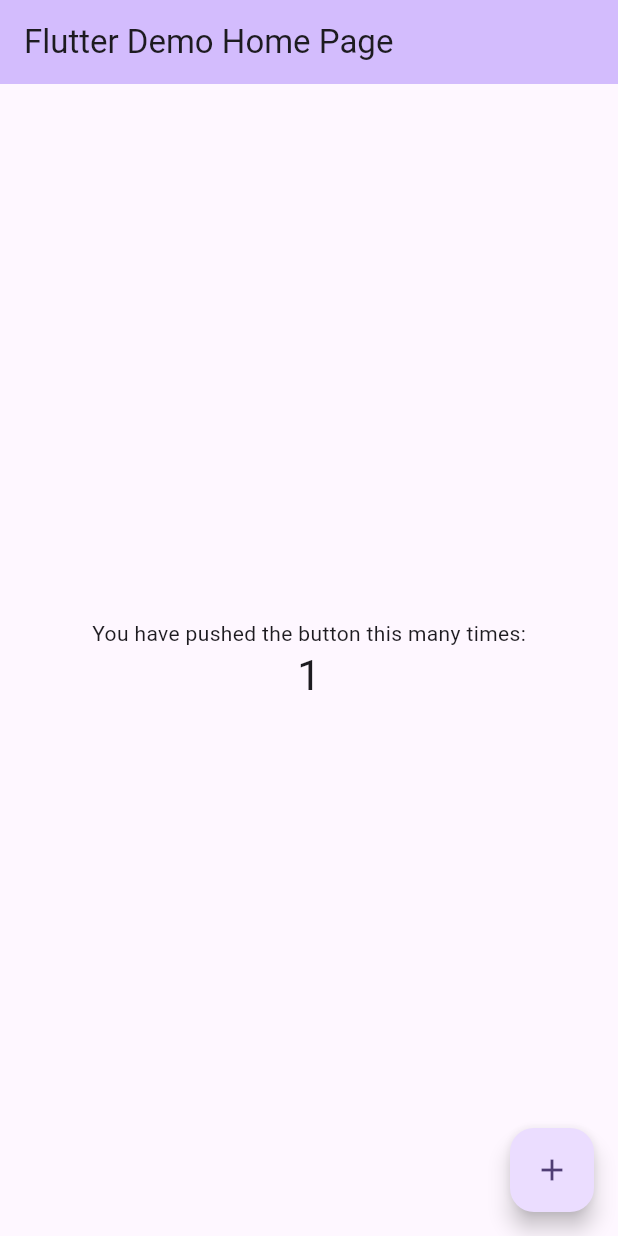
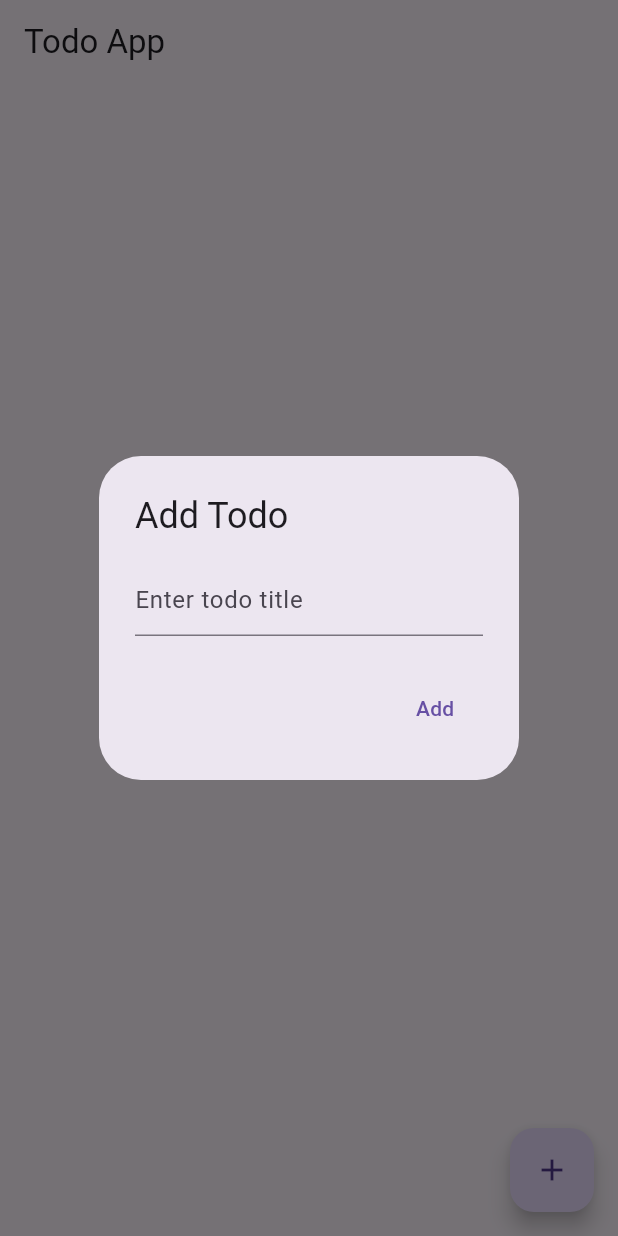
Before and after one commit to zakariem/Flutter-Local-Stoarge, a Flutter app: the screen it shows after launch, after a tap on the "add" icon, on a phone screen of 412 x 824 dp. Run offline on Flutter 3.47's test engine with Material 3 defaults, Android fonts, the phone set to English and light mode, and no system bars; our stand-ins replace flutter_secure_storage, hive, hive_flutter, shared_preferences, sqflite; accounts and stored records are empty.

Commit message:
Refactor main.dart and add Todo functionality
Updated main.dart to initialize Hive and set up the Todo app. Removed the default Flutter demo code and replaced it with a Todo app that includes adding, deleting, and toggling todo items. Added new files for the Todo model and screen.

```diff
--- a/hive_app/lib/main.dart
+++ b/hive_app/lib/main.dart
@@ -1,125 +1,30 @@
 import 'package:flutter/material.dart';
+import 'package:hive_flutter/hive_flutter.dart';
 
-void main() {
+import 'model/todo_model.dart';
+import 'screens/todo_screen.dart';
+
+void main() async {
+  WidgetsFlutterBinding.ensureInitialized();
+  await Hive.initFlutter();
+  Hive.registerAdapter(TodoAdapter());
+  await Hive.openBox<Todo>('todoBox');
+
   runApp(const MyApp());
 }
 
 class MyApp extends StatelessWidget {
   const MyApp({super.key});
 
-  // This widget is the root of your application.
   @override
   Widget build(BuildContext context) {
     return MaterialApp(
-      title: 'Flutter Demo',
+      debugShowCheckedModeBanner: false,
+      title: 'Todo App',
       theme: ThemeData(
-        // This is the theme of your application.
-        //
-        // TRY THIS: Try running your application with "flutter run". You'll see
-        // the application has a purple toolbar. Then, without quitting the app,
-        // try changing the seedColor in the colorScheme below to Colors.green
-        // and then invoke "hot reload" (save your changes or press the "hot
-        // reload" button in a Flutter-supported IDE, or press "r" if you used
-        // the command line to start the app).
-        //
-        // Notice that the counter didn't reset back to zero; the application
-        // state is not lost during the reload. To reset the state, use hot
-        // restart instead.
-        //
-        // This works for code too, not just values: Most code changes can be
-        // tested with just a hot reload.
-        colorScheme: ColorScheme.fromSeed(seedColor: Colors.deepPurple),
-        useMaterial3: true,
+        primarySwatch: Colors.blue,
       ),
-      home: const MyHomePage(title: 'Flutter Demo Home Page'),
+      home: const TodoScreen(),
     );
   }
 }
-
-class MyHomePage extends StatefulWidget {
-  const MyHomePage({super.key, required this.title});
-
-  // This widget is the home page of your application. It is stateful, meaning
-  // that it has a State object (defined below) that contains fields that affect
-  // how it looks.
-
-  // This class is the configuration for the state. It holds the values (in this
-  // case the title) provided by the parent (in this case the App widget) and
-  // used by the build method of the State. Fields in a Widget subclass are
-  // always marked "final".
-
-  final String title;
-
-  @override
-  State<MyHomePage> createState() => _MyHomePageState();
-}
-
-class _MyHomePageState extends State<MyHomePage> {
-  int _counter = 0;
-
-  void _incrementCounter() {
-    setState(() {
-      // This call to setState tells the Flutter framework that something has
-      // changed in this State, which causes it to rerun the build method below
-      // so that the display can reflect the updated values. If we changed
-      // _counter without calling setState(), then the build method would not be
-      // called again, and so nothing would appear to happen.
-      _counter++;
-    });
-  }
-
-  @override
-  Widget build(BuildContext context) {
-    // This method is rerun every time setState is called, for instance as done
-    // by the _incrementCounter method above.
-    //
-    // The Flutter framework has been optimized to make rerunning build methods
-    // fast, so that you can just rebuild anything that needs updating rather
-    // than having to individually change instances of widgets.
-    return Scaffold(
-      appBar: AppBar(
-        // TRY THIS: Try changing the color here to a specific color (to
-        // Colors.amber, perhaps?) and trigger a hot reload to see the AppBar
-        // change color while the other colors stay the same.
-        backgroundColor: Theme.of(context).colorScheme.inversePrimary,
-        // Here we take the value from the MyHomePage object that was created by
-        // the App.build method, and use it to set our appbar title.
-        title: Text(widget.title),
-      ),
-      body: Center(
-        // Center is a layout widget. It takes a single child and positions it
-        // in the middle of the parent.
-        child: Column(
-          // Column is also a layout widget. It takes a list of children and
-          // arranges them vertically. By default, it sizes itself to fit its
-          // children horizontally, and tries to be as tall as its parent.
-          //
-          // Column has various properties to control how it sizes itself and
-          // how it positions its children. Here we use mainAxisAlignment to
-          // center the children vertically; the main axis here is the vertical
-          // axis because Columns are vertical (the cross axis would be
-          // horizontal).
-          //
-          // TRY THIS: Invoke "debug painting" (choose the "Toggle Debug Paint"
-          // action in the IDE, or press "p" in the console), to see the
-          // wireframe for each widget.
-          mainAxisAlignment: MainAxisAlignment.center,
-          children: <Widget>[
-            const Text(
-              'You have pushed the button this many times:',
-            ),
-            Text(
-              '$_counter',
-              style: Theme.of(context).textTheme.headlineMedium,
-            ),
-          ],
-        ),
-      ),
-      floatingActionButton: FloatingActionButton(
-        onPressed: _incrementCounter,
-        tooltip: 'Increment',
-        child: const Icon(Icons.add),
-      ), // This trailing comma makes auto-formatting nicer for build methods.
-    );
-  }
-}
--- /dev/null
+++ b/hive_app/lib/model/todo_model.dart
@@ -0,0 +1,17 @@
+import 'package:hive/hive.dart';
+
+part 'todo_model.g.dart';
+
+@HiveType(typeId: 0)
+class Todo {
+  @HiveField(0)
+  String title;
+
+  @HiveField(1)
+  bool isDone;
+
+  Todo({
+    required this.title,
+    this.isDone = false,
+  });
+}
--- /dev/null
+++ b/hive_app/lib/screens/todo_screen.dart
@@ -0,0 +1,103 @@
+import 'package:flutter/material.dart';
+import 'package:hive_flutter/hive_flutter.dart';
+
+import '../model/todo_model.dart';
+
+class TodoScreen extends StatefulWidget {
+  const TodoScreen({super.key});
+
+  @override
+  TodoScreenState createState() => TodoScreenState();
+}
+
+class TodoScreenState extends State<TodoScreen> {
+  late Box<Todo> todoBox;
+
+  @override
+  void initState() {
+    super.initState();
+    todoBox = Hive.box<Todo>('todoBox');
+  }
+
+  void _addTodo() {
+    showDialog(
+      context: context,
+      builder: (context) {
+        String newTitle = '';
+        return AlertDialog(
+          title: const Text('Add Todo'),
+          content: TextField(
+            onChanged: (value) => newTitle = value,
+            decoration: const InputDecoration(hintText: 'Enter todo title'),
+          ),
+          actions: [
+            TextButton(
+              onPressed: () {
+                final newTodo = Todo(title: newTitle);
+                todoBox.add(newTodo);
+                Navigator.of(context).pop();
+              },
+              child: const Text('Add'),
+            ),
+          ],
+        );
+      },
+    );
+  }
+
+  void _deleteTodo(int index) {
+    todoBox.deleteAt(index);
+  }
+
+  void _toggleTodoStatus(int index) {
+    final todo = todoBox.getAt(index)!;
+    todoBox.putAt(
+        index,
+        Todo(
+          title: todo.title,
+          isDone: !todo.isDone,
+        ));
+  }
+
+  @override
+  Widget build(BuildContext context) {
+    return Scaffold(
+      appBar: AppBar(
+        title: const Text('Todo App'),
+      ),
+      body: ValueListenableBuilder(
+        valueListenable: todoBox.listenable(),
+        builder: (context, Box<Todo> box, _) {
+          if (box.isEmpty) {
+            return const Center(
+              child: Text('No todos yet!'),
+            );
+          }
+          return ListView.builder(
+            itemCount: box.length,
+            itemBuilder: (context, index) {
+              final todo = box.getAt(index);
+              return ListTile(
+                title: Text(
+                  todo!.title,
+                  style: TextStyle(
+                    decoration: todo.isDone ? TextDecoration.lineThrough : null,
+                  ),
+                ),
+                trailing: Checkbox(
+                  value: todo.isDone,
+                  onChanged: (_) => _toggleTodoStatus(index),
+                ),
+                onLongPress: () => _deleteTodo(index),
+              );
+            },
+          );
+        },
+      ),
+      floatingActionButton: FloatingActionButton(
+        onPressed: _addTodo,
+        child: const Icon(Icons.add),
+      ),
+    );
+  }
+}
--- a/hive_app/pubspec.yaml
+++ b/hive_app/pubspec.yaml
@@ -36,6 +36,7 @@ dependencies:
   # Use with the CupertinoIcons class for iOS style icons.
   cupertino_icons: ^1.0.8
   hive_flutter: ^1.1.0
+  hive: ^2.2.3
 
 dev_dependencies:
   flutter_test:
```
Also changed, not shown: hive_app/lib/model/todo_model.g.dart (added), hive_app/pubspec.lock.
